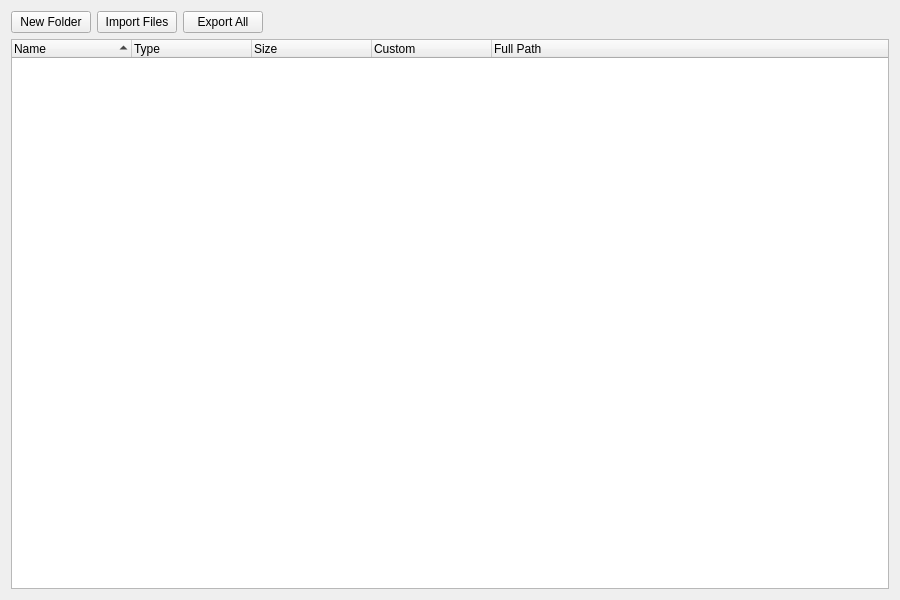
Before: the Qt Designer form HiveWE/ImportManager.ui in stijnherfst/HiveWE, drawn with Qt 5.
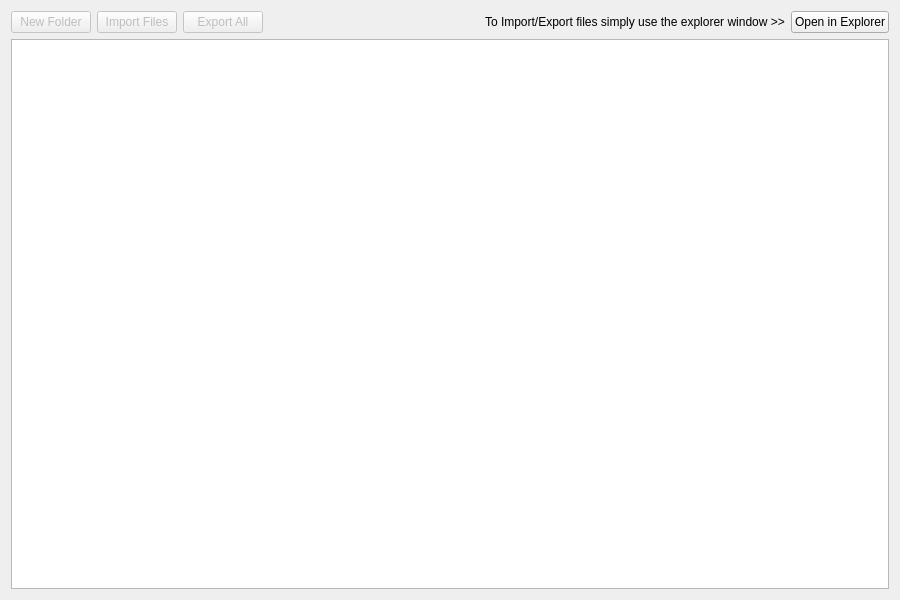
After: the same form once the commit is applied.

The edit to the form file:
```diff
--- a/HiveWE/ImportManager.ui
+++ b/HiveWE/ImportManager.ui
@@ -19,6 +19,9 @@
      <layout class="QHBoxLayout" name="horizontalLayout">
       <item>
        <widget class="QPushButton" name="createDirectory">
+        <property name="enabled">
+         <bool>false</bool>
+        </property>
         <property name="text">
          <string>New Folder</string>
         </property>
@@ -26,6 +29,9 @@
       </item>
       <item>
        <widget class="QPushButton" name="importFiles">
+        <property name="enabled">
+         <bool>false</bool>
+        </property>
         <property name="text">
          <string>Import Files</string>
         </property>
@@ -33,6 +39,9 @@
       </item>
       <item>
        <widget class="QPushButton" name="exportAll">
+        <property name="enabled">
+         <bool>false</bool>
+        </property>
         <property name="text">
          <string>Export All</string>
         </property>
@@ -51,30 +60,32 @@
         </property>
        </spacer>
       </item>
+      <item>
+       <widget class="QLabel" name="label">
+        <property name="text">
+         <string>To Import/Export files simply use the explorer window &gt;&gt;</string>
+        </property>
+       </widget>
+      </item>
+      <item>
+       <widget class="QPushButton" name="pushButton">
+        <property name="text">
+         <string>Open in Explorer</string>
+        </property>
+       </widget>
+      </item>
      </layout>
     </item>
     <item>
-     <widget class="QTreeWidget" name="treeWidget">
-      <property name="focusPolicy">
-       <enum>Qt::ClickFocus</enum>
-      </property>
-      <property name="contextMenuPolicy">
-       <enum>Qt::CustomContextMenu</enum>
-      </property>
-      <property name="editTriggers">
-       <set>QAbstractItemView::NoEditTriggers</set>
-      </property>
+     <widget class="QTreeView" name="treeView">
       <property name="dragEnabled">
        <bool>true</bool>
       </property>
       <property name="dragDropMode">
        <enum>QAbstractItemView::InternalMove</enum>
       </property>
-      <property name="defaultDropAction">
-       <enum>Qt::MoveAction</enum>
-      </property>
-      <property name="indentation">
-       <number>10</number>
+      <property name="selectionMode">
+       <enum>QAbstractItemView::ExtendedSelection</enum>
       </property>
       <property name="uniformRowHeights">
        <bool>true</bool>
@@ -82,40 +93,6 @@
       <property name="sortingEnabled">
        <bool>true</bool>
       </property>
-      <property name="wordWrap">
-       <bool>true</bool>
-      </property>
-      <attribute name="headerDefaultSectionSize">
-       <number>120</number>
-      </attribute>
-      <attribute name="headerMinimumSectionSize">
-       <number>100</number>
-      </attribute>
-      <column>
-       <property name="text">
-        <string>Name</string>
-       </property>
-      </column>
-      <column>
-       <property name="text">
-        <string>Type</string>
-       </property>
-      </column>
-      <column>
-       <property name="text">
-        <string>Size</string>
-       </property>
-      </column>
-      <column>
-       <property name="text">
-        <string>Custom</string>
-       </property>
-      </column>
-      <column>
-       <property name="text">
-        <string>Full Path</string>
-       </property>
-      </column>
      </widget>
     </item>
    </layout>
```
